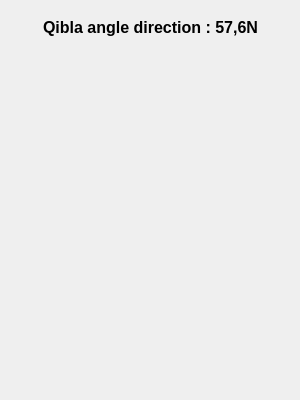
Before: the Qt Designer form ui/qibla.ui in jabouzi/qsalat, drawn with Qt 5.
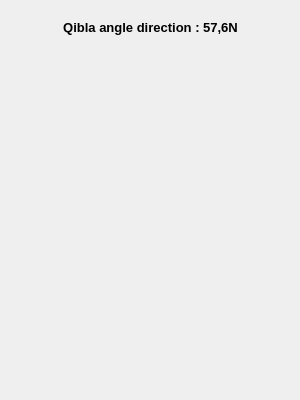
After: the same form once the commit is applied. Icons and pictures are not drawn.

```diff
--- a/ui/qibla.ui
+++ b/ui/qibla.ui
@@ -37,9 +37,9 @@
      <height>41</height>
     </rect>
    </property>
-   <property name="font" >
+   <property name="font">
     <font>
-     <pointsize>12</pointsize>
+     <pointsize>10</pointsize>
      <weight>75</weight>
      <bold>true</bold>
     </font>
```
Left out of the diff: 27 changed lines with no effect on the pictures.
